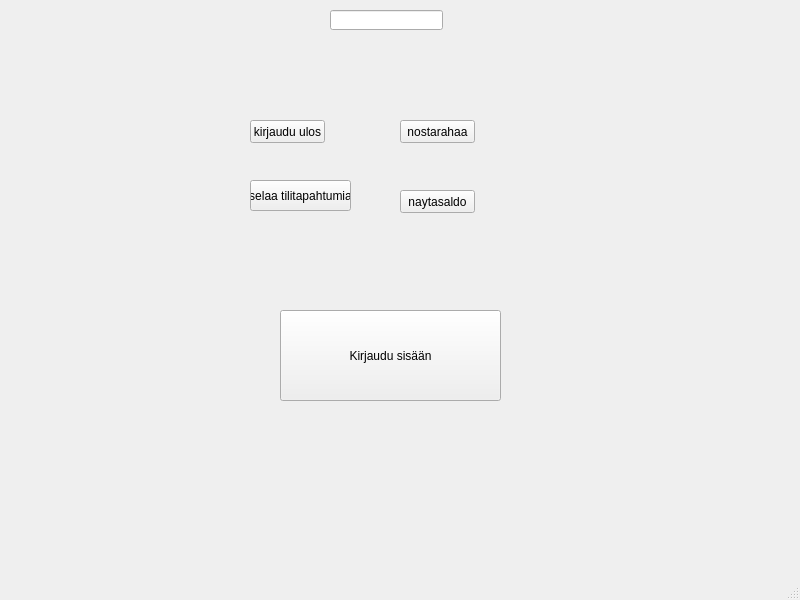
Before: the Qt Designer form bankautomat/mainwindow.ui in banksimul2022/group10, drawn with Qt 5.
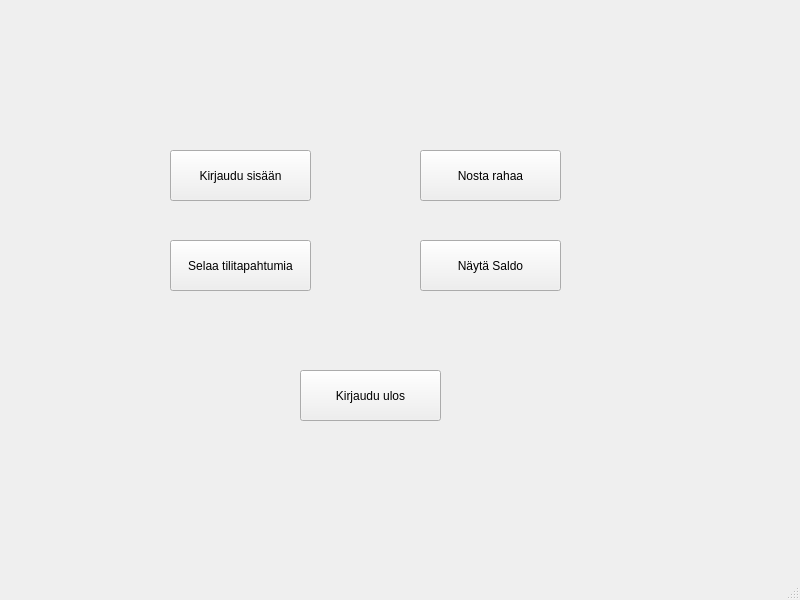
After: the same form once the commit is applied.

What changed in the file:
```diff
--- a/bankautomat/mainwindow.ui
+++ b/bankautomat/mainwindow.ui
@@ -17,10 +17,10 @@
    <widget class="QPushButton" name="kirjaudusisaan">
     <property name="geometry">
      <rect>
-      <x>280</x>
-      <y>310</y>
-      <width>221</width>
-      <height>91</height>
+      <x>170</x>
+      <y>150</y>
+      <width>141</width>
+      <height>51</height>
      </rect>
     </property>
     <property name="text">
@@ -30,63 +30,53 @@
    <widget class="QPushButton" name="pushButton">
     <property name="geometry">
      <rect>
-      <x>250</x>
-      <y>120</y>
-      <width>75</width>
-      <height>23</height>
+      <x>300</x>
+      <y>370</y>
+      <width>141</width>
+      <height>51</height>
      </rect>
     </property>
     <property name="text">
-     <string>kirjaudu ulos</string>
+     <string>Kirjaudu ulos</string>
     </property>
    </widget>
    <widget class="QPushButton" name="pushButton_2">
     <property name="geometry">
      <rect>
-      <x>400</x>
-      <y>120</y>
-      <width>75</width>
-      <height>23</height>
+      <x>420</x>
+      <y>150</y>
+      <width>141</width>
+      <height>51</height>
      </rect>
     </property>
     <property name="text">
-     <string>nostarahaa</string>
+     <string>Nosta rahaa</string>
     </property>
    </widget>
    <widget class="QPushButton" name="pushButton_3">
     <property name="geometry">
      <rect>
-      <x>250</x>
-      <y>180</y>
-      <width>101</width>
-      <height>31</height>
+      <x>170</x>
+      <y>240</y>
+      <width>141</width>
+      <height>51</height>
      </rect>
     </property>
     <property name="text">
-     <string>selaa tilitapahtumia</string>
+     <string>Selaa tilitapahtumia</string>
     </property>
    </widget>
    <widget class="QPushButton" name="lenaytasaldo">
     <property name="geometry">
      <rect>
-      <x>400</x>
-      <y>190</y>
-      <width>75</width>
-      <height>23</height>
+      <x>420</x>
+      <y>240</y>
+      <width>141</width>
+      <height>51</height>
      </rect>
     </property>
     <property name="text">
-     <string>naytasaldo</string>
-    </property>
-   </widget>
-   <widget class="QLineEdit" name="lineEdit">
-    <property name="geometry">
-     <rect>
-      <x>330</x>
-      <y>10</y>
-      <width>113</width>
-      <height>20</height>
-     </rect>
+     <string>Näytä Saldo</string>
     </property>
    </widget>
   </widget>
```
Left out of the diff: 6 changed lines with no effect on the pictures.
